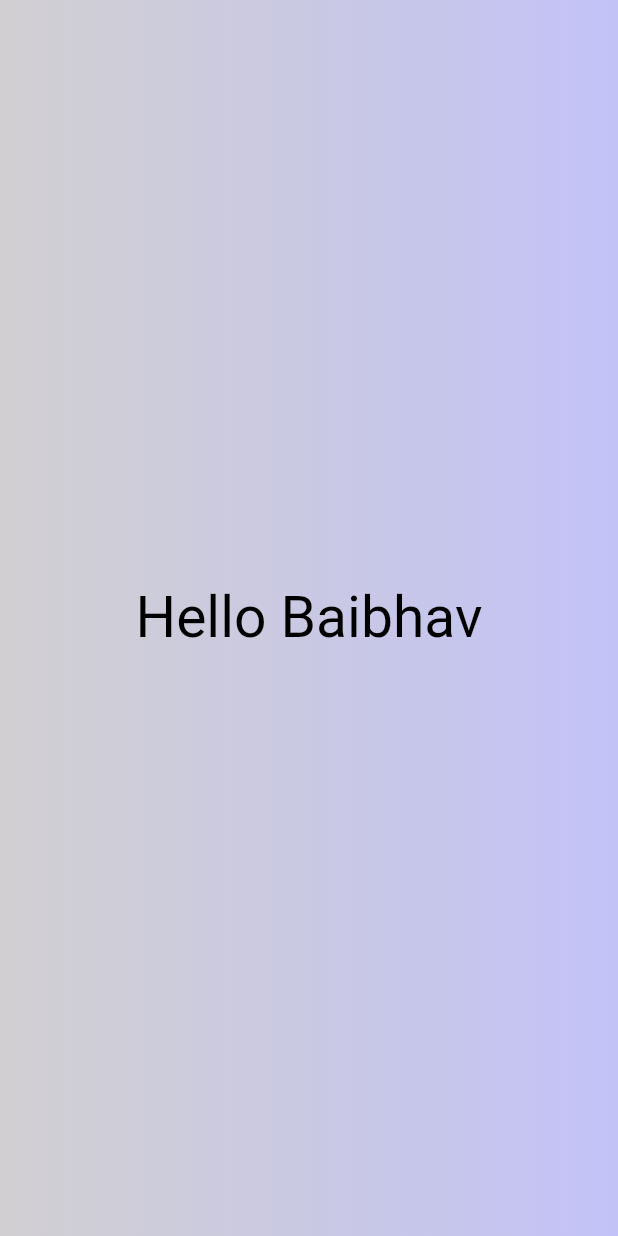
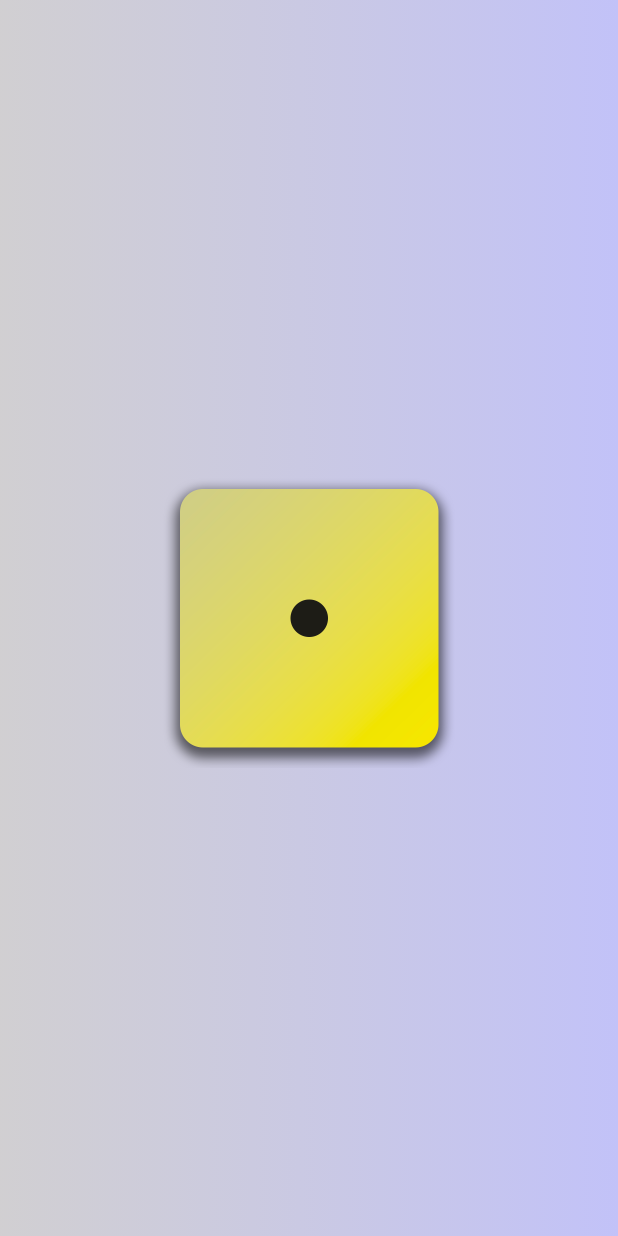
Before and after one commit to incri/learning-Flutter-Basics, a Flutter app: the screen it shows after launch, on a phone screen of 412 x 824 dp. Run offline on Flutter 3.47's test engine with Material 2 defaults, Android fonts, the phone set to English and light mode, and no system bars.

Commit message:
adding dice-image as local assets

```diff
--- a/dice_master/lib/gradient_container.dart
+++ b/dice_master/lib/gradient_container.dart
@@ -1,18 +1,21 @@
-import 'package:dice_master/text_style_container.dart';
 import 'package:flutter/material.dart';
 
 class GradientContainer extends StatelessWidget {
-  const GradientContainer({super.key});
+  const GradientContainer(this.color1, this.color2, {super.key});
+
+  final Color color1;
+  final Color color2;
 
   @override
   Widget build(context) {
     return Container(
-      decoration: const BoxDecoration(
-          gradient: LinearGradient(colors: [
-        Color.fromARGB(223, 203, 201, 204),
-        Color.fromARGB(255, 194, 194, 248),
-      ])),
-      child: const Center(child: TextStyleContainer('Hello Baibhav')),
+      decoration:
+          BoxDecoration(gradient: LinearGradient(colors: [color1, color2])),
+      child: Center(
+          child: Image.asset(
+        'assets/images/dice-1.png',
+        width: 200,
+      )),
     );
   }
 }
--- a/dice_master/lib/main.dart
+++ b/dice_master/lib/main.dart
@@ -9,7 +9,11 @@ class DiceMaster extends StatelessWidget {
   @override
   Widget build(BuildContext context) {
     return const MaterialApp(
-      home: Scaffold(body: GradientContainer()),
+      home: Scaffold(
+          body: GradientContainer(
+        Color.fromARGB(223, 203, 201, 204),
+        Color.fromARGB(255, 194, 194, 248),
+      )),
     );
   }
 }
```
Also changed, not shown: dice_master/pubspec.yaml (+9 -7 lines), dice_master/assets/images/dice-1.png (added), dice_master/assets/images/dice-2.png (added), dice_master/assets/images/dice-3.png (added), dice_master/assets/images/dice-4.png (added), dice_master/assets/images/dice-5.png (added), dice_master/assets/images/dice-6.png (added).
